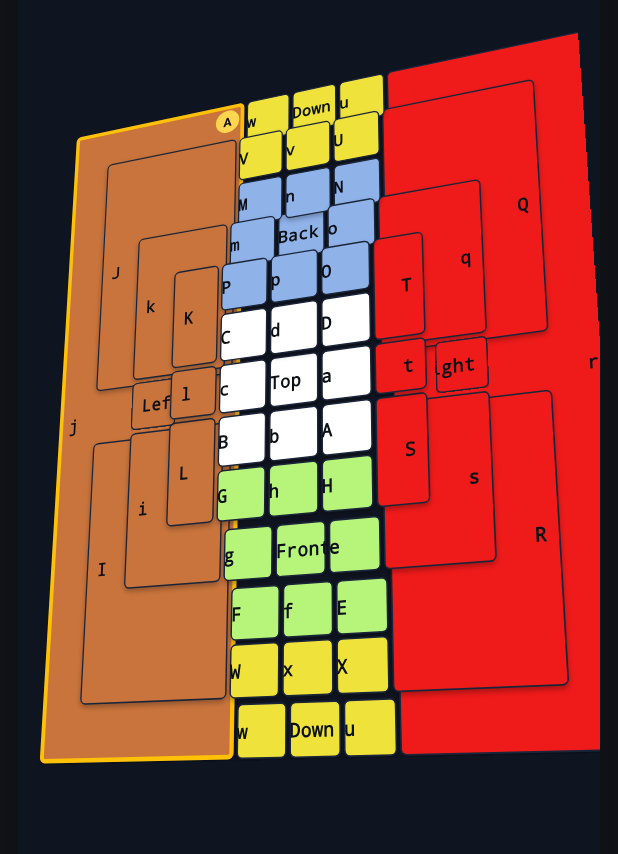
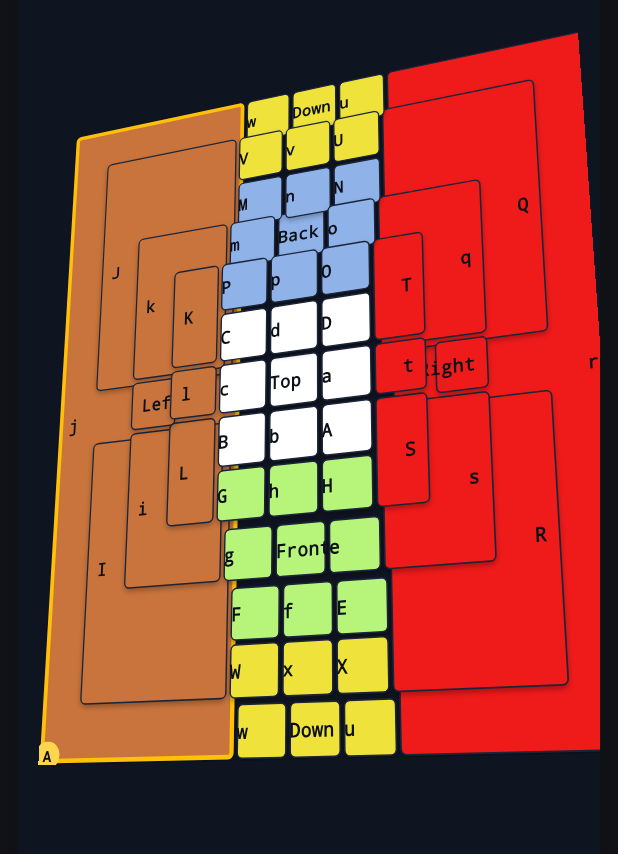
Before and after one commit to RyosukeMondo/cube-bld-flat, a Flutter app: the screen it shows after launch, after a tap on an icon or button, on a phone screen of 412 x 824 dp. Shown: the part 205-1059 px from the top of the screen. Run offline on Flutter 3.47's test engine with Material 3 defaults, Android fonts, the light colour scheme and no system bars.

Commit message:
enhance algo tags

```diff
--- a/cube_bld_mercator/lib/controllers/world_controller.dart
+++ b/cube_bld_mercator/lib/controllers/world_controller.dart
@@ -1,5 +1,6 @@
 import 'package:flutter/material.dart';
 import '../models/defs.dart';
+import '../models/algorithms.dart';
 
 class WorldController extends ChangeNotifier {
   double rotX = 18 * (3.1415926535 / 180.0);
@@ -19,6 +20,65 @@ class WorldController extends ChangeNotifier {
     if (selectedA != null) return selectedA!.kind;
     if (selectedB != null) return selectedB!.kind;
     return null;
+  }
+
+  /// Returns E/M/S slice indicators for a given cell based on current locks.
+  ///
+  /// Rules:
+  /// - Only applies to edge cells.
+  /// - If lockA is true, compute indicators treating every other edge cell as B,
+  ///   looking up Algorithms.edges[B][A_locked].
+  /// - If lockB is true, compute indicators treating every other edge cell as A,
+  ///   looking up Algorithms.edges[B_locked][A].
+  /// - If both locked, show indicators only for the specific counterpart (A<->B) pair.
+  /// - If no relevant algorithm exists, returns empty set.
+  Set<String> sliceIndicatorsFor(CellDef def) {
+    // Only edges have entries in Algorithms.edges
+    if (def.kind != 'edge') return const {};
+
+    // If nothing is locked, no indicators
+    final hasLockA = lockA && selectedA != null && selectedA!.kind == 'edge';
+    final hasLockB = lockB && selectedB != null && selectedB!.kind == 'edge';
+    if (!hasLockA && !hasLockB) return const {};
+
+    String? algo;
+
+    if (hasLockA && hasLockB) {
+      // Specific pair only: show on both locked cells
+      final aKey = selectedA!.key.toLowerCase();
+      final bKey = selectedB!.key.toLowerCase();
+      if (def == selectedA || def == selectedB) {
+        algo = Algorithms.edges[bKey]?[aKey];
+      } else {
+        return const {};
+      }
+    } else if (hasLockA) {
+      // A is locked; treat this def as B candidate
+      if (def == selectedA) return const {};
+      final aKey = selectedA!.key.toLowerCase();
+      final bKey = def.key.toLowerCase();
+      algo = Algorithms.edges[bKey]?[aKey];
+    } else if (hasLockB) {
+      // B is locked; treat this def as A candidate
+      if (def == selectedB) return const {};
+      final bKey = selectedB!.key.toLowerCase();
+      final aKey = def.key.toLowerCase();
+      algo = Algorithms.edges[bKey]?[aKey];
+    }
+
+    if (algo == null) return const {};
+
+    // Determine presence of slice moves E/M/S (any variants like E', E2 count)
+    final upper = algo.toUpperCase();
+    final hasE = upper.contains('E');
+    final hasM = upper.contains('M');
+    final hasS = upper.contains('S');
+
+    final out = <String>{};
+    if (hasE) out.add('E');
+    if (hasM) out.add('M');
+    if (hasS) out.add('S');
+    return out;
   }
 
   bool _isSelectable(CellDef def) {
--- a/cube_bld_mercator/lib/widgets/cube_world.dart
+++ b/cube_bld_mercator/lib/widgets/cube_world.dart
@@ -39,7 +39,8 @@ class _CubeWorldState extends State<CubeWorld> {
         child: AnimatedBuilder(
           animation: widget.controller,
           builder: (context, _) {
-            final matrix = Matrix4.identity()
+            final matrix =
+                Matrix4.identity()
                   ..setEntry(3, 2, 1 / -900) // perspective
                   ..translate(0.0, 0.0, widget.controller.zoomZ)
                   ..rotateX(widget.controller.rotX)
@@ -52,7 +53,11 @@ class _CubeWorldState extends State<CubeWorld> {
                   color: const Color(0xFF0F1421),
                   borderRadius: BorderRadius.circular(16),
                   boxShadow: const [
-                    BoxShadow(color: Colors.black26, blurRadius: 24, offset: Offset(0, 10)),
+                    BoxShadow(
+                      color: Colors.black26,
+                      blurRadius: 24,
+                      offset: Offset(0, 10),
+                    ),
                   ],
                 ),
                 clipBehavior: Clip.antiAlias,
@@ -76,6 +81,46 @@ class _CubeWorldState extends State<CubeWorld> {
   }
 }
 
+class _LegendDot extends StatelessWidget {
+  final Color color;
+  final String label;
+  const _LegendDot({required this.color, required this.label});
+
+  @override
+  Widget build(BuildContext context) {
+    return Row(
+      mainAxisSize: MainAxisSize.min,
+      children: [
+        Container(
+          width: 8,
+          height: 8,
+          decoration: BoxDecoration(
+            color: color,
+            shape: BoxShape.circle,
+            boxShadow: const [
+              BoxShadow(
+                color: Colors.black26,
+                blurRadius: 2,
+                offset: Offset(0, 1),
+              ),
+            ],
+          ),
+        ),
+        const SizedBox(width: 4),
+        Text(
+          label,
+          style: const TextStyle(
+            color: Color(0xFFECEFF4),
+            fontSize: 11,
+            fontWeight: FontWeight.w600,
+            letterSpacing: 0.4,
+          ),
+        ),
+      ],
+    );
+  }
+}
+
 class _WorldContent extends StatelessWidget {
   final WorldController controller;
   const _WorldContent({required this.controller});
@@ -88,7 +133,8 @@ class _WorldContent extends StatelessWidget {
       child: SizedBox(
         width: width,
         height: height,
-        child: Stack(children: [
+        child: Stack(
+          children: [
             for (final d in controller.defsRef)
               _CellBox(
                 def: d,
@@ -96,10 +142,46 @@ class _WorldContent extends StatelessWidget {
                 highlightB: controller.selectedB == d,
                 lockedA: controller.selectedA == d ? controller.lockA : false,
                 lockedB: controller.selectedB == d ? controller.lockB : false,
+                indicators: controller.sliceIndicatorsFor(d),
                 onTap: () => controller.select(d),
                 onDoubleTap: () => controller.toggleLockFor(d),
               ),
-        ]),
+            // Legend shown only when a lock is active
+            if (controller.lockA || controller.lockB)
+              Positioned(
+                left: (width / 2) - 160,
+                bottom: -0,
+                child: Container(
+                  padding: const EdgeInsets.symmetric(
+                    horizontal: 8,
+                    vertical: 6,
+                  ),
+                  decoration: BoxDecoration(
+                    color: const Color(0xFF0F1421).withOpacity(0.85),
+                    borderRadius: BorderRadius.circular(12),
+                    border: Border.all(color: const Color(0xFF1B2539)),
+                    boxShadow: const [
+                      BoxShadow(
+                        color: Colors.black45,
+                        blurRadius: 6,
+                        offset: Offset(0, 2),
+                      ),
+                    ],
+                  ),
+                  child: Row(
+                    mainAxisSize: MainAxisSize.min,
+                    children: [
+                      const _LegendDot(color: Color(0xFFFFC107), label: 'E'),
+                      const SizedBox(width: 10),
+                      const _LegendDot(color: Color(0xFF26C6DA), label: 'M'),
+                      const SizedBox(width: 10),
+                      const _LegendDot(color: Color(0xFF9575CD), label: 'S'),
+                    ],
+                  ),
+                ),
+              ),
+          ],
+        ),
       ),
     );
   }
@@ -111,9 +193,19 @@ class _CellBox extends StatelessWidget {
   final bool highlightB;
   final bool lockedA;
   final bool lockedB;
+  final Set<String> indicators;
   final VoidCallback onTap;
   final VoidCallback onDoubleTap;
-  const _CellBox({required this.def, required this.onTap, required this.onDoubleTap, this.highlightA = false, this.highlightB = false, this.lockedA = false, this.lockedB = false});
+  const _CellBox({
+    required this.def,
+    required this.onTap,
+    required this.onDoubleTap,
+    this.highlightA = false,
+    this.highlightB = false,
+    this.lockedA = false,
+    this.lockedB = false,
+    this.indicators = const {},
+  });
 
   @override
   Widget build(BuildContext context) {
@@ -132,7 +224,8 @@ class _CellBox extends StatelessWidget {
     final isLeft = def.fill == CubeColors.leftBand;
     final isRight = def.fill == CubeColors.rightBand;
 
-    final label = def.char == null
+    final label =
+        def.char == null
             ? const SizedBox.shrink()
             : Positioned(
               left: isLeft ? 8 : null,
@@ -153,7 +246,24 @@ class _CellBox extends StatelessWidget {
               ),
             );
 
-    final box = Stack(children: [
+    // Compute farthest-from-center corner and position helpers
+    final centerX = (gridW * unit) / 2;
+    final centerY = (gridH * unit) / 2;
+    final cx = left + width / 2;
+    final cy = top + height / 2;
+    final useLeft = cx < centerX;
+    final useTop = cy < centerY;
+
+    // Inside placement in farthest corner (avoid overlap): small inset
+    const inset = 4.0;
+
+    const dotSize = 6.0;
+    const dotGap = 3.0;
+    const outside = 4.0; // how far outside the sticker we place indicators
+
+    final box = Stack(
+      clipBehavior: Clip.none,
+      children: [
         Container(
           width: width,
           height: height,
@@ -161,7 +271,13 @@ class _CellBox extends StatelessWidget {
             color: def.fill,
             borderRadius: BorderRadius.circular(4),
             border: Border.all(color: const Color(0xFF1B2539)),
-          boxShadow: const [BoxShadow(color: Colors.black26, blurRadius: 3, offset: Offset(0, 2))],
+            boxShadow: const [
+              BoxShadow(
+                color: Colors.black26,
+                blurRadius: 3,
+                offset: Offset(0, 2),
+              ),
+            ],
           ),
         ),
         if (highlightA || highlightB)
@@ -171,31 +287,89 @@ class _CellBox extends StatelessWidget {
             decoration: BoxDecoration(
               borderRadius: BorderRadius.circular(4),
               border: Border.all(
-              color: highlightA && highlightB
+                color:
+                    highlightA && highlightB
                         ? Colors.white
-                  : (highlightA ? const Color(0xFFFFC107) : const Color(0xFF03A9F4)),
+                        : (highlightA
+                            ? const Color(0xFFFFC107)
+                            : const Color(0xFF03A9F4)),
                 width: 3,
               ),
             ),
           ),
         if (def.char != null) label,
+        // Subtle E/M/S indicators as micro-dots when a lock is active, placed inside farthest corner
+        if (indicators.isNotEmpty)
+          Positioned(
+            left: useLeft ? inset : null,
+            right: useLeft ? null : inset,
+            top: useTop ? inset : null,
+            bottom: useTop ? null : inset,
+            child: Tooltip(
+              message: 'Slices: ' + indicators.join('/'),
+              waitDuration: const Duration(milliseconds: 300),
+              child: Row(
+                mainAxisSize: MainAxisSize.min,
+                crossAxisAlignment: CrossAxisAlignment.center,
+                children: [
+                  for (final s in ['E', 'M', 'S'])
+                    if (indicators.contains(s))
+                      Container(
+                        width: dotSize,
+                        height: dotSize,
+                        margin: EdgeInsets.only(
+                          right: useLeft ? dotGap : 0,
+                          left: useLeft ? 0 : dotGap,
+                        ),
+                        decoration: BoxDecoration(
+                          color:
+                              s == 'E'
+                                  ? const Color(0xFFFFC107) // amber for E
+                                  : s == 'M'
+                                  ? const Color(0xFF26C6DA) // teal for M
+                                  : const Color(0xFF9575CD), // purple for S
+                          shape: BoxShape.circle,
+                          boxShadow: const [
+                            BoxShadow(
+                              color: Colors.black26,
+                              blurRadius: 2,
+                              offset: Offset(0, 1),
+                            ),
+                          ],
+                        ),
+                      ),
+                ],
+              ),
+            ),
+          ),
         if (highlightA || highlightB)
           Positioned(
-          right: 4,
-          top: 4,
+            left: useLeft ? -outside : null,
+            right: useLeft ? null : -outside,
+            top: useTop ? -outside : null,
+            bottom: useTop ? null : -outside,
             child: Container(
               padding: const EdgeInsets.symmetric(horizontal: 6, vertical: 2),
               decoration: BoxDecoration(
-              color: highlightA && highlightB
+                color:
+                    highlightA && highlightB
                         ? Colors.white70
-                  : (highlightA ? const Color(0xFFFFD54F) : const Color(0xFF40C4FF)),
+                        : (highlightA
+                            ? const Color(0xFFFFD54F)
+                            : const Color(0xFF40C4FF)),
                 borderRadius: BorderRadius.circular(10),
               ),
               child: Text(
                 () {
-                final base = highlightA && highlightB ? 'A/B' : (highlightA ? 'A' : 'B');
-                final isLocked = (highlightA && lockedA) || (highlightB && lockedB);
-                return isLocked ? '$base\u{1F512}' : base; // add lock 🔒 if locked
+                  final base =
+                      highlightA && highlightB
+                          ? 'A/B'
+                          : (highlightA ? 'A' : 'B');
+                  final isLocked =
+                      (highlightA && lockedA) || (highlightB && lockedB);
+                  return isLocked
+                      ? '$base\u{1F512}'
+                      : base; // add lock 🔒 if locked
                 }(),
                 style: const TextStyle(
                   color: Color(0xFF0D1117),
@@ -205,7 +379,8 @@ class _CellBox extends StatelessWidget {
               ),
             ),
           ),
-    ]);
+      ],
+    );
 
     return Positioned(
       left: left,
```
Lines whose indentation alone changed are shown as unchanged.
